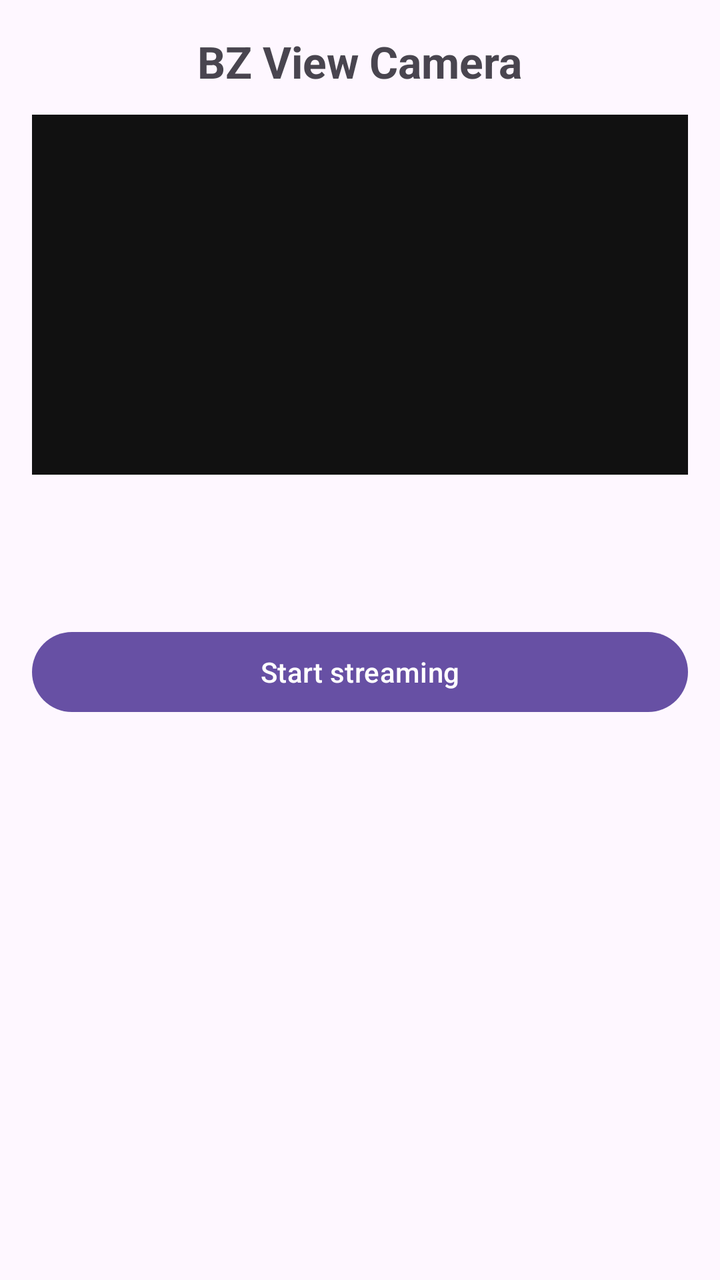
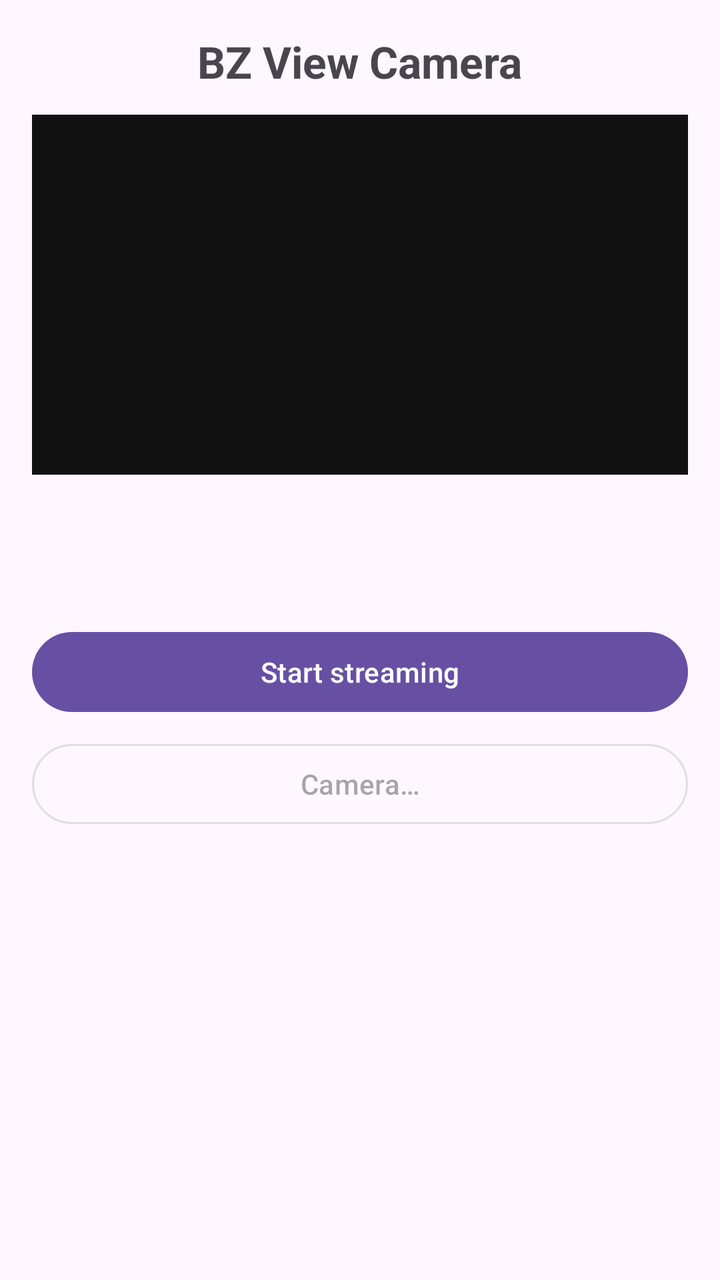

Before-and-after screenshots of an Android layout around one commit, followed by the original layout XML and the change that was made.
<!-- AndroidManifest.xml: application theme Theme.BZViewCamera -->
<!-- res/layout/activity_camera.xml -->
<?xml version="1.0" encoding="utf-8"?>
<ScrollView xmlns:android="http://schemas.android.com/apk/res/android"
    android:id="@+id/root"
    android:layout_width="match_parent"
    android:layout_height="match_parent"
    android:fillViewport="true">

    <LinearLayout
        android:layout_width="match_parent"
        android:layout_height="wrap_content"
        android:gravity="center_horizontal"
        android:orientation="vertical"
        android:padding="16dp">

        <TextView
            android:layout_width="wrap_content"
            android:layout_height="wrap_content"
            android:text="@string/app_name"
            android:textSize="22sp"
            android:textStyle="bold" />

        <ImageView
            android:id="@+id/previewView"
            android:layout_width="match_parent"
            android:layout_height="180dp"
            android:layout_marginTop="12dp"
            android:background="#111111"
            android:contentDescription="@string/preview"
            android:scaleType="fitCenter" />

        <ImageView
            android:id="@+id/qrView"
            android:layout_width="220dp"
            android:layout_height="220dp"
            android:layout_marginTop="16dp"
            android:contentDescription="@string/pairing_qr"
            android:visibility="gone" />

        <TextView
            android:id="@+id/addressText"
            android:layout_width="wrap_content"
            android:layout_height="wrap_content"
            android:layout_marginTop="6dp"
            android:textIsSelectable="true"
            android:textSize="13sp"
            android:visibility="gone" />

        <TextView
            android:id="@+id/statusText"
            android:layout_width="match_parent"
            android:layout_height="wrap_content"
            android:layout_marginTop="12dp"
            android:gravity="center"
            android:textSize="15sp" />

        <TextView
            android:id="@+id/viewersText"
            android:layout_width="wrap_content"
            android:layout_height="wrap_content"
            android:layout_marginTop="6dp"
            android:textSize="15sp"
            android:textStyle="bold" />

        <com.google.android.material.button.MaterialButton
            android:id="@+id/toggleButton"
            android:layout_width="match_parent"
            android:layout_height="wrap_content"
            android:layout_marginTop="16dp"
            android:text="@string/start_streaming" />

    </LinearLayout>
</ScrollView>
<!-- resources referenced by this layout -->
<resources>
  <string name="app_name">BZ View Camera</string>
  <string name="pairing_qr">Pairing QR code</string>
  <string name="preview">Camera preview</string>
  <string name="start_streaming">Start streaming</string>
  <style name="Theme.BZViewCamera" parent="Theme.Material3.DayNight.NoActionBar" />
</resources>

<!-- the commit's change to res/layout/activity_camera.xml (unified diff, before → after) -->
@@ -68,5 +68,14 @@
             android:layout_marginTop="16dp"
             android:text="@string/start_streaming" />
 
+        <com.google.android.material.button.MaterialButton
+            android:id="@+id/cameraButton"
+            style="@style/Widget.Material3.Button.OutlinedButton"
+            android:layout_width="match_parent"
+            android:layout_height="wrap_content"
+            android:layout_marginTop="8dp"
+            android:enabled="false"
+            android:text="@string/camera_button" />
+
     </LinearLayout>
 </ScrollView>
<!-- resource entries referenced after the edit -->
@@ -1,6 +1,7 @@
 <!-- resources referenced by this layout -->
 <resources>
   <string name="app_name">BZ View Camera</string>
+  <string name="camera_button">Camera…</string>
   <string name="pairing_qr">Pairing QR code</string>
   <string name="preview">Camera preview</string>
   <string name="start_streaming">Start streaming</string>
